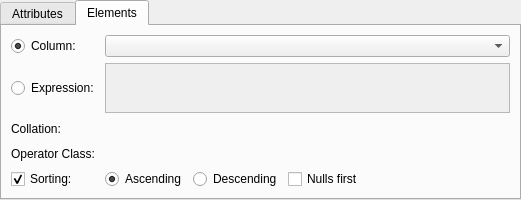
First picture: the form in libpgmodeler_ui/ui/indexwidget.ui, repository pgmodeler/pgmodeler, before the edit.
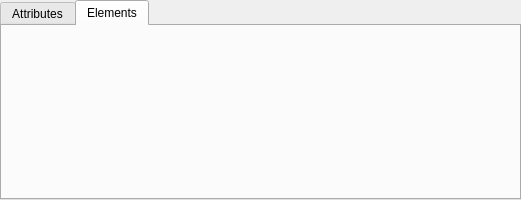
Second picture: the form after the edit. The open tabs and pages were chosen to show the change.

Commit message:
Created a base class Element class which handles basic attributes for index / exclude constraint elements.
Updated IndexElement class now it inherits Element class

Created the ExcludeElement class which inherits Element class

Created the ElementsWidget to permit the creation/edit of index/
exclude constraints elements.

```diff
--- a/libpgmodeler_ui/ui/indexwidget.ui
+++ b/libpgmodeler_ui/ui/indexwidget.ui
@@ -334,238 +334,6 @@
       <attribute name="title">
        <string>Elements</string>
       </attribute>
-      <layout class="QGridLayout" name="gridLayout">
-       <property name="spacing">
-        <number>6</number>
-       </property>
-       <item row="0" column="0">
-        <widget class="QRadioButton" name="column_rb">
-         <property name="sizePolicy">
-          <sizepolicy hsizetype="Preferred" vsizetype="Fixed">
-           <horstretch>0</horstretch>
-           <verstretch>0</verstretch>
-          </sizepolicy>
-         </property>
-         <property name="minimumSize">
-          <size>
-           <width>0</width>
-           <height>0</height>
-          </size>
-         </property>
-         <property name="maximumSize">
-          <size>
-           <width>16777215</width>
-           <height>16777215</height>
-          </size>
-         </property>
-         <property name="text">
-          <string>Column:</string>
-         </property>
-         <property name="checked">
-          <bool>true</bool>
-         </property>
-         <property name="autoExclusive">
-          <bool>false</bool>
-         </property>
-        </widget>
-       </item>
-       <item row="0" column="1">
-        <widget class="QComboBox" name="column_cmb">
-         <property name="sizePolicy">
-          <sizepolicy hsizetype="Expanding" vsizetype="Fixed">
-           <horstretch>0</horstretch>
-           <verstretch>0</verstretch>
-          </sizepolicy>
-         </property>
-         <property name="minimumSize">
-          <size>
-           <width>180</width>
-           <height>0</height>
-          </size>
-         </property>
-         <property name="maximumSize">
-          <size>
-           <width>16777215</width>
-           <height>16777215</height>
-          </size>
-         </property>
-        </widget>
-       </item>
-       <item row="1" column="0">
-        <widget class="QRadioButton" name="expression_rb">
-         <property name="sizePolicy">
-          <sizepolicy hsizetype="Preferred" vsizetype="Fixed">
-           <horstretch>0</horstretch>
-           <verstretch>0</verstretch>
-          </sizepolicy>
-         </property>
-         <property name="minimumSize">
-          <size>
-           <width>0</width>
-           <height>0</height>
-          </size>
-         </property>
-         <property name="maximumSize">
-          <size>
-           <width>16777215</width>
-           <height>16777215</height>
-          </size>
-         </property>
-         <property name="text">
-          <string>Expression:</string>
-         </property>
-         <property name="checked">
-          <bool>false</bool>
-         </property>
-         <property name="autoExclusive">
-          <bool>false</bool>
-         </property>
-        </widget>
-       </item>
-       <item row="1" column="1">
-        <widget class="QTextEdit" name="elem_expr_txt">
-         <property name="enabled">
-          <bool>false</bool>
-         </property>
-         <property name="sizePolicy">
-          <sizepolicy hsizetype="Expanding" vsizetype="Expanding">
-           <horstretch>0</horstretch>
-           <verstretch>0</verstretch>
-          </sizepolicy>
-         </property>
-         <property name="minimumSize">
-          <size>
-           <width>0</width>
-           <height>50</height>
-          </size>
-         </property>
-         <property name="maximumSize">
-          <size>
-           <width>16777215</width>
-           <height>50</height>
-          </size>
-         </property>
-         <property name="frameShadow">
-          <enum>QFrame::Sunken</enum>
-         </property>
-         <property name="lineWidth">
-          <number>1</number>
-         </property>
-         <property name="midLineWidth">
-          <number>0</number>
-         </property>
-         <property name="verticalScrollBarPolicy">
-          <enum>Qt::ScrollBarAsNeeded</enum>
-         </property>
-         <property name="horizontalScrollBarPolicy">
-          <enum>Qt::ScrollBarAsNeeded</enum>
-         </property>
-         <property name="undoRedoEnabled">
-          <bool>true</bool>
-         </property>
-         <property name="readOnly">
-          <bool>false</bool>
-         </property>
-         <property name="textInteractionFlags">
-          <set>Qt::TextEditorInteraction</set>
-         </property>
-        </widget>
-       </item>
-       <item row="2" column="0">
-        <widget class="QLabel" name="elem_collation_lbl">
-         <property name="text">
-          <string>Collation:</string>
-         </property>
-        </widget>
-       </item>
-       <item row="4" column="0">
-        <widget class="QCheckBox" name="sorting_chk">
-         <property name="sizePolicy">
-          <sizepolicy hsizetype="Preferred" vsizetype="Fixed">
-           <horstretch>0</horstretch>
-           <verstretch>0</verstretch>
-          </sizepolicy>
-         </property>
-         <property name="text">
-          <string>Sorting:</string>
-         </property>
-         <property name="checked">
-          <bool>true</bool>
-         </property>
-        </widget>
-       </item>
-       <item row="4" column="1">
-        <layout class="QHBoxLayout" name="horizontalLayout">
-         <item>
-          <widget class="QRadioButton" name="ascending_rb">
-           <property name="sizePolicy">
-            <sizepolicy hsizetype="Preferred" vsizetype="Fixed">
-             <horstretch>0</horstretch>
-             <verstretch>0</verstretch>
-            </sizepolicy>
-           </property>
-           <property name="text">
-            <string>Ascending</string>
-           </property>
-           <property name="checked">
-            <bool>true</bool>
-           </property>
-          </widget>
-         </item>
-         <item>
-          <widget class="QRadioButton" name="descending_rb">
-           <property name="sizePolicy">
-            <sizepolicy hsizetype="Preferred" vsizetype="Fixed">
-             <horstretch>0</horstretch>
-             <verstretch>0</verstretch>
-            </sizepolicy>
-           </property>
-           <property name="text">
-            <string>Descending</string>
-           </property>
-          </widget>
-         </item>
-         <item>
-          <widget class="QCheckBox" name="nulls_first_chk">
-           <property name="sizePolicy">
-            <sizepolicy hsizetype="Expanding" vsizetype="Fixed">
-             <horstretch>0</horstretch>
-             <verstretch>0</verstretch>
-            </sizepolicy>
-           </property>
-           <property name="text">
-            <string>Nulls first</string>
-           </property>
-          </widget>
-         </item>
-        </layout>
-       </item>
-       <item row="3" column="0">
-        <widget class="QLabel" name="op_class_lbl">
-         <property name="sizePolicy">
-          <sizepolicy hsizetype="Preferred" vsizetype="Preferred">
-           <horstretch>0</horstretch>
-           <verstretch>0</verstretch>
-          </sizepolicy>
-         </property>
-         <property name="minimumSize">
-          <size>
-           <width>0</width>
-           <height>0</height>
-          </size>
-         </property>
-         <property name="maximumSize">
-          <size>
-           <width>16777215</width>
-           <height>16777215</height>
-          </size>
-         </property>
-         <property name="text">
-          <string>Operator Class:</string>
-         </property>
-        </widget>
-       </item>
-      </layout>
      </widget>
     </widget>
    </item>
```
The commit also changes 20 other files.
